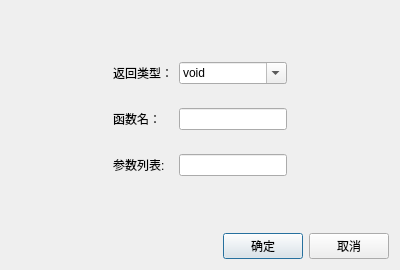
thesola/CDesigner, file cfunctiondialog.ui: the form before one commit.
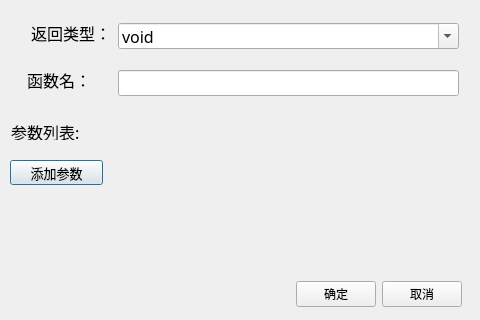
The form after the commit.

```diff
--- a/cfunctiondialog.ui
+++ b/cfunctiondialog.ui
@@ -6,8 +6,8 @@
    <rect>
     <x>0</x>
     <y>0</y>
-    <width>400</width>
-    <height>270</height>
+    <width>480</width>
+    <height>320</height>
    </rect>
   </property>
   <property name="sizePolicy">
@@ -16,76 +16,58 @@
     <verstretch>0</verstretch>
    </sizepolicy>
   </property>
+  <property name="minimumSize">
+   <size>
+    <width>480</width>
+    <height>320</height>
+   </size>
+  </property>
+  <property name="maximumSize">
+   <size>
+    <width>480</width>
+    <height>320</height>
+   </size>
+  </property>
   <property name="windowTitle">
    <string>函数信息</string>
   </property>
-  <layout class="QVBoxLayout" name="verticalLayout_2">
-   <item>
-    <layout class="QGridLayout" name="gridLayout_2">
-     <item row="0" column="1">
-      <spacer name="verticalSpacer_2">
-       <property name="orientation">
-        <enum>Qt::Vertical</enum>
-       </property>
-       <property name="sizeHint" stdset="0">
-        <size>
-         <width>20</width>
-         <height>38</height>
-        </size>
-       </property>
-      </spacer>
-     </item>
-     <item row="1" column="0">
-      <spacer name="horizontalSpacer_2">
-       <property name="orientation">
-        <enum>Qt::Horizontal</enum>
-       </property>
-       <property name="sizeHint" stdset="0">
-        <size>
-         <width>55</width>
-         <height>20</height>
-        </size>
-       </property>
-      </spacer>
-     </item>
-     <item row="1" column="1">
-      <layout class="QGridLayout" name="gridLayout">
-       <item row="4" column="1">
-        <layout class="QVBoxLayout" name="vl_args">
-         <item>
-          <widget class="QLineEdit" name="le_args"/>
-         </item>
-        </layout>
-       </item>
-       <item row="0" column="0">
         <widget class="QLabel" name="label">
+   <property name="geometry">
+    <rect>
+     <x>11</x>
+     <y>23</y>
+     <width>100</width>
+     <height>20</height>
+    </rect>
+   </property>
+   <property name="font">
+    <font>
+     <family>宋体</family>
+     <pointsize>12</pointsize>
+    </font>
+   </property>
          <property name="text">
           <string>返回类型：</string>
          </property>
-        </widget>
-       </item>
-       <item row="1" column="1">
-        <spacer name="verticalSpacer_5">
-         <property name="orientation">
-          <enum>Qt::Vertical</enum>
-         </property>
-         <property name="sizeHint" stdset="0">
-          <size>
-           <width>20</width>
-           <height>18</height>
-          </size>
-         </property>
-        </spacer>
-       </item>
-       <item row="2" column="0">
-        <widget class="QLabel" name="label_2">
-         <property name="text">
-          <string>函数名：</string>
-         </property>
-        </widget>
-       </item>
-       <item row="0" column="1">
+   <property name="alignment">
+    <set>Qt::AlignRight|Qt::AlignTrailing|Qt::AlignVCenter</set>
+   </property>
+  </widget>
         <widget class="QComboBox" name="cb_retType">
+   <property name="geometry">
+    <rect>
+     <x>118</x>
+     <y>23</y>
+     <width>341</width>
+     <height>26</height>
+    </rect>
+   </property>
+   <property name="font">
+    <font>
+     <family>宋体</family>
+     <pointsize>12</pointsize>
+    </font>
+   </property>
          <property name="editable">
           <bool>true</bool>
          </property>
@@ -115,61 +97,177 @@
           </property>
          </item>
         </widget>
-       </item>
-       <item row="3" column="1">
-        <spacer name="verticalSpacer_6">
-         <property name="orientation">
-          <enum>Qt::Vertical</enum>
-         </property>
-         <property name="sizeHint" stdset="0">
-          <size>
-           <width>20</width>
-           <height>18</height>
-          </size>
-         </property>
-        </spacer>
-       </item>
-       <item row="4" column="0">
+  <widget class="QLabel" name="label_2">
+   <property name="geometry">
+    <rect>
+     <x>11</x>
+     <y>70</y>
+     <width>80</width>
+     <height>20</height>
+    </rect>
+   </property>
+   <property name="font">
+    <font>
+     <family>宋体</family>
+     <pointsize>12</pointsize>
+    </font>
+   </property>
+   <property name="text">
+    <string>函数名：</string>
+   </property>
+   <property name="alignment">
+    <set>Qt::AlignRight|Qt::AlignTrailing|Qt::AlignVCenter</set>
+   </property>
+  </widget>
+  <widget class="QLineEdit" name="le_funcName">
+   <property name="geometry">
+    <rect>
+     <x>118</x>
+     <y>70</y>
+     <width>341</width>
+     <height>26</height>
+    </rect>
+   </property>
+   <property name="font">
+    <font>
+     <family>宋体</family>
+     <pointsize>12</pointsize>
+    </font>
+   </property>
+  </widget>
         <widget class="QLabel" name="label_3">
+   <property name="geometry">
+    <rect>
+     <x>11</x>
+     <y>120</y>
+     <width>90</width>
+     <height>20</height>
+    </rect>
+   </property>
+   <property name="font">
+    <font>
+     <family>宋体</family>
+     <pointsize>12</pointsize>
+    </font>
+   </property>
          <property name="text">
           <string>参数列表:</string>
          </property>
-        </widget>
+   <property name="alignment">
+    <set>Qt::AlignLeading|Qt::AlignLeft|Qt::AlignTop</set>
+   </property>
+  </widget>
+  <widget class="QScrollArea" name="scrollArea">
+   <property name="geometry">
+    <rect>
+     <x>118</x>
+     <y>120</y>
+     <width>341</width>
+     <height>151</height>
+    </rect>
+   </property>
+   <property name="frameShape">
+    <enum>QFrame::NoFrame</enum>
+   </property>
+   <property name="frameShadow">
+    <enum>QFrame::Plain</enum>
+   </property>
+   <property name="lineWidth">
+    <number>-1</number>
+   </property>
+   <property name="widgetResizable">
+    <bool>true</bool>
+   </property>
+   <widget class="QWidget" name="scrollAreaWidgetContents">
+    <property name="geometry">
+     <rect>
+      <x>0</x>
+      <y>0</y>
+      <width>341</width>
+      <height>151</height>
+     </rect>
+    </property>
+    <property name="layoutDirection">
+     <enum>Qt::LeftToRight</enum>
+    </property>
+    <layout class="QVBoxLayout" name="verticalLayout">
+     <property name="spacing">
+      <number>7</number>
+     </property>
+     <property name="leftMargin">
+      <number>0</number>
+     </property>
+     <property name="topMargin">
+      <number>0</number>
+     </property>
+     <property name="rightMargin">
+      <number>0</number>
+     </property>
+     <property name="bottomMargin">
+      <number>0</number>
+     </property>
+     <item>
+      <layout class="QVBoxLayout" name="verticalLayout_2">
+       <item>
+        <layout class="QVBoxLayout" name="vl_args"/>
        </item>
-       <item row="2" column="1">
-        <widget class="QLineEdit" name="le_funcName"/>
-       </item>
       </layout>
      </item>
-     <item row="1" column="2">
-      <spacer name="horizontalSpacer_3">
-       <property name="orientation">
-        <enum>Qt::Horizontal</enum>
-       </property>
-       <property name="sizeHint" stdset="0">
-        <size>
-         <width>55</width>
-         <height>20</height>
-        </size>
-       </property>
-      </spacer>
-     </item>
-     <item row="2" column="1">
-      <spacer name="verticalSpacer_3">
-       <property name="orientation">
-        <enum>Qt::Vertical</enum>
-       </property>
-       <property name="sizeHint" stdset="0">
+    </layout>
+   </widget>
+  </widget>
+  <widget class="QPushButton" name="pb_addArg">
+   <property name="geometry">
+    <rect>
+     <x>10</x>
+     <y>160</y>
+     <width>93</width>
+     <height>25</height>
+    </rect>
+   </property>
+   <property name="minimumSize">
         <size>
          <width>20</width>
-         <height>38</height>
-        </size>
-       </property>
-      </spacer>
-     </item>
-    </layout>
-   </item>
-   <item>
+     <height>25</height>
+    </size>
+   </property>
+   <property name="maximumSize">
+    <size>
+     <width>11111</width>
+     <height>25</height>
+    </size>
+   </property>
+   <property name="baseSize">
+    <size>
+     <width>18</width>
+     <height>18</height>
+    </size>
+   </property>
+   <property name="font">
+    <font>
+     <family>宋体</family>
+     <pointsize>10</pointsize>
+    </font>
+   </property>
+   <property name="text">
+    <string>添加参数</string>
+   </property>
+   <property name="iconSize">
+    <size>
+     <width>17</width>
+     <height>17</height>
+    </size>
+   </property>
+  </widget>
+  <widget class="QWidget" name="">
+   <property name="geometry">
+    <rect>
+     <x>11</x>
+     <y>279</y>
+     <width>451</width>
+     <height>30</height>
+    </rect>
+   </property>
     <layout class="QHBoxLayout" name="horizontalLayout">
      <item>
       <spacer name="horizontalSpacer">
@@ -199,8 +297,7 @@
       </widget>
      </item>
     </layout>
-   </item>
-  </layout>
+  </widget>
  </widget>
  <tabstops>
   <tabstop>cb_retType</tabstop>
```
Left out of the diff: 6 changed lines with no effect on the pictures. Lines whose indentation alone changed are shown as unchanged.
